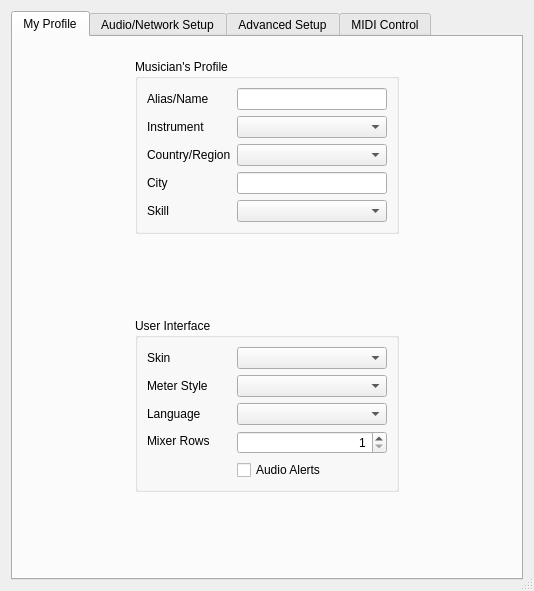
Old version of the form src/clientsettingsdlgbase.ui in the repository jamulussoftware/jamulus.
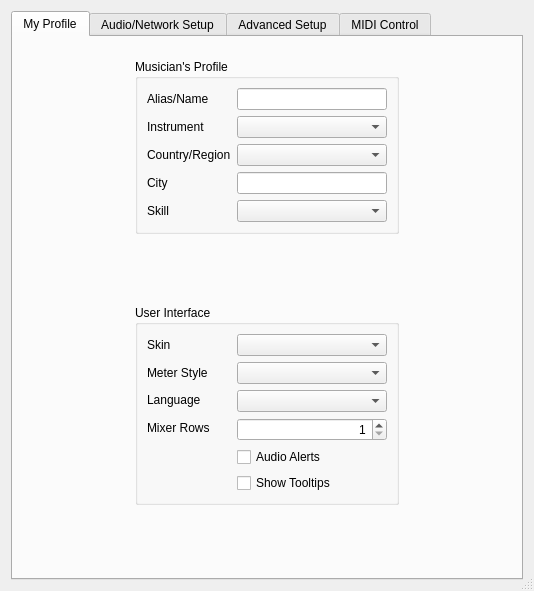
New version of the form. The open tabs and pages were chosen to show the change. Icons and pictures are not drawn. Custom widgets are drawn as their Qt base class.

Commit message: Add settings checkbox to enable/disable tooltips

```diff
--- a/src/clientsettingsdlgbase.ui
+++ b/src/clientsettingsdlgbase.ui
@@ -276,6 +276,13 @@
                     </property>
                    </widget>
                   </item>
+                  <item>
+                   <widget class="QLabel" name="lblShowToolTips">
+                    <property name="text">
+                     <string/>
+                    </property>
+                   </widget>
+                  </item>
                  </layout>
                 </item>
                 <item>
@@ -322,6 +329,13 @@
                     </property>
                    </widget>
                   </item>
+                  <item>
+                   <widget class="QCheckBox" name="chbShowToolTips">
+                    <property name="text">
+                     <string>Show Tooltips</string>
+                    </property>
+                   </widget>
+                  </item>
                  </layout>
                 </item>
                </layout>
```
Left out of the diff: 1 changed line with no effect on the pictures. The commit also changes 4 other files.
